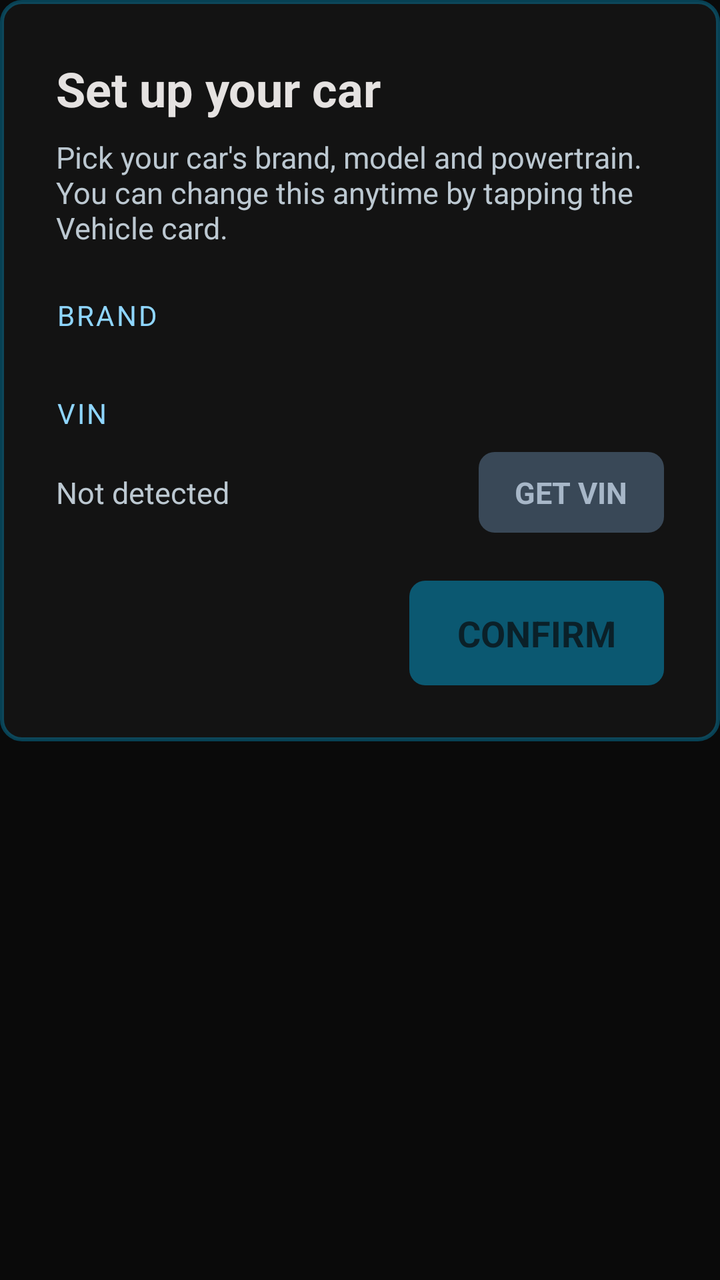
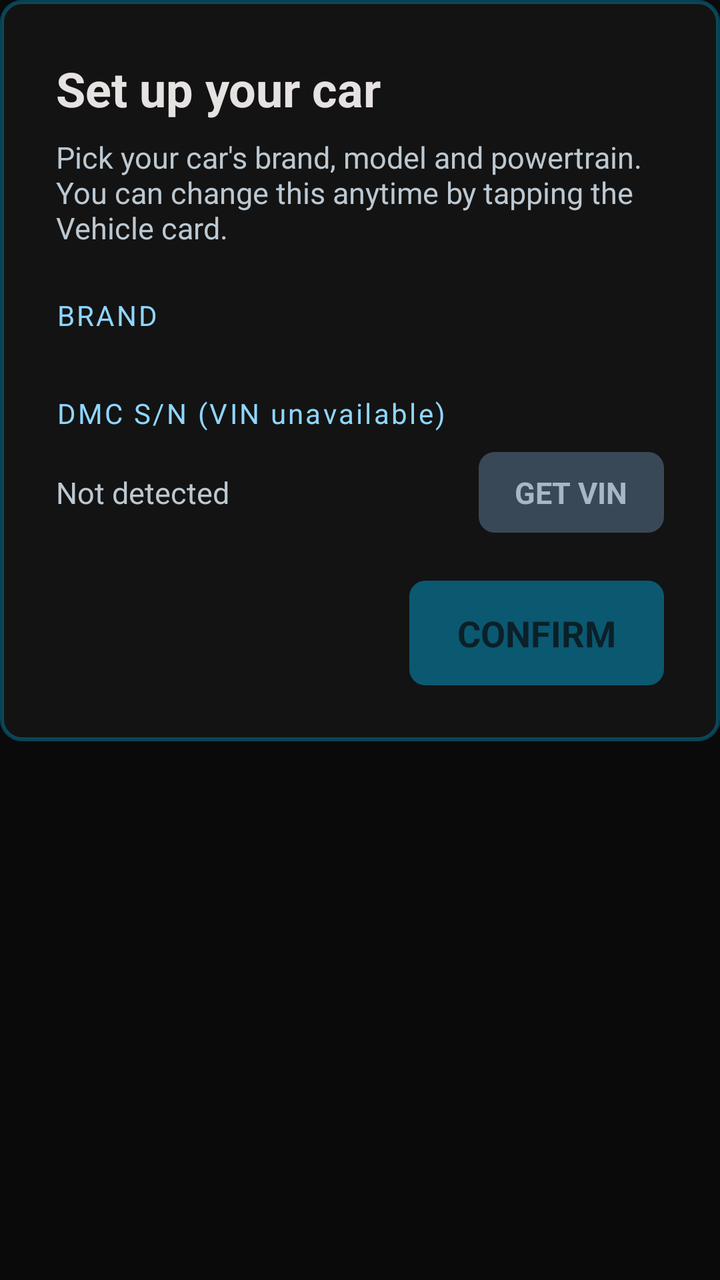

Before-and-after screenshots of an Android layout around one commit, followed by the original layout XML and the change that was made.
<!-- AndroidManifest.xml: application theme AppTheme -->
<!-- res/layout/dialog_vehicle_onboarding.xml -->
<?xml version="1.0" encoding="utf-8"?>
<ScrollView xmlns:android="http://schemas.android.com/apk/res/android"
    android:layout_width="match_parent"
    android:layout_height="wrap_content">
    <LinearLayout
        android:layout_width="match_parent"
        android:layout_height="wrap_content"
        android:orientation="vertical"
        android:background="@drawable/glass_card_glow_bg"
        android:padding="28dp">

        <TextView
            android:id="@+id/tv_vehicle_onboarding_title"
            android:layout_width="match_parent"
            android:layout_height="wrap_content"
            android:text="@string/dialog_vehicle_onboarding_title"
            android:textColor="@color/on_surface"
            android:textSize="24sp"
            android:textStyle="bold"
            android:layout_marginBottom="8dp"/>

        <TextView
            android:layout_width="match_parent"
            android:layout_height="wrap_content"
            android:text="@string/dialog_vehicle_onboarding_message"
            android:textColor="@color/on_surface_variant"
            android:textSize="15sp"
            android:layout_marginBottom="24dp"/>

        <TextView
            android:layout_width="match_parent"
            android:layout_height="wrap_content"
            android:text="@string/label_vehicle_brand"
            android:textColor="@color/primary"
            android:textSize="14sp"
            android:letterSpacing="0.08"
            android:layout_marginBottom="10dp"/>
        <LinearLayout
            android:id="@+id/vehicle_brand_container"
            android:layout_width="match_parent"
            android:layout_height="wrap_content"
            android:orientation="horizontal"
            android:layout_marginBottom="20dp"/>

        <TextView
            android:id="@+id/tv_vehicle_model_label"
            android:layout_width="match_parent"
            android:layout_height="wrap_content"
            android:text="@string/label_vehicle_model"
            android:textColor="@color/primary"
            android:textSize="14sp"
            android:letterSpacing="0.08"
            android:layout_marginBottom="10dp"
            android:visibility="gone"/>
        <LinearLayout
            android:id="@+id/vehicle_model_container"
            android:layout_width="match_parent"
            android:layout_height="wrap_content"
            android:orientation="horizontal"
            android:layout_marginBottom="20dp"
            android:visibility="gone"/>

        <TextView
            android:id="@+id/tv_vehicle_powertrain_label"
            android:layout_width="match_parent"
            android:layout_height="wrap_content"
            android:text="@string/label_vehicle_powertrain"
            android:textColor="@color/primary"
            android:textSize="14sp"
            android:letterSpacing="0.08"
            android:layout_marginBottom="10dp"
            android:visibility="gone"/>
        <LinearLayout
            android:id="@+id/vehicle_powertrain_container"
            android:layout_width="match_parent"
            android:layout_height="wrap_content"
            android:orientation="horizontal"
            android:layout_marginBottom="24dp"
            android:visibility="gone"/>

        
        <LinearLayout
            android:id="@+id/vehicle_vin_section"
            android:layout_width="match_parent"
            android:layout_height="wrap_content"
            android:orientation="vertical"
            android:layout_marginBottom="24dp">

            <TextView
                android:id="@+id/tv_vehicle_vin_onboarding_label"
                android:layout_width="match_parent"
                android:layout_height="wrap_content"
                android:text="@string/label_vehicle_vin"
                android:textColor="@color/primary"
                android:textSize="14sp"
                android:letterSpacing="0.08"
                android:layout_marginBottom="10dp"/>

            <LinearLayout
                android:layout_width="match_parent"
                android:layout_height="wrap_content"
                android:orientation="horizontal"
                android:gravity="center_vertical">

                <TextView
                    android:id="@+id/tv_vehicle_vin_onboarding"
                    android:layout_width="0dp"
                    android:layout_height="wrap_content"
                    android:layout_weight="1"
                    android:text="@string/label_vehicle_vin_unknown"
                    android:textColor="@color/on_surface_variant"
                    android:textSize="15sp"
                    android:layout_marginEnd="12dp"/>

                <TextView
                    android:id="@+id/btn_vehicle_vin_refresh"
                    android:layout_width="wrap_content"
                    android:layout_height="wrap_content"
                    android:text="@string/label_vehicle_vin_refresh"
                    android:background="@drawable/btn_secondary_bg"
                    android:textColor="@color/on_secondary_container"
                    android:textSize="15sp"
                    android:textStyle="bold"
                    android:paddingHorizontal="18dp"
                    android:paddingVertical="10dp"
                    android:clickable="true"
                    android:focusable="true"/>
            </LinearLayout>
        </LinearLayout>

        <LinearLayout
            android:layout_width="match_parent"
            android:layout_height="wrap_content"
            android:orientation="horizontal"
            android:gravity="end">
            <TextView
                android:id="@+id/btn_vehicle_onboarding_close"
                android:layout_width="wrap_content"
                android:layout_height="wrap_content"
                android:text="@string/dialog_btn_close"
                android:background="@drawable/btn_secondary_bg"
                android:textColor="@color/on_secondary_container"
                android:textSize="18sp"
                android:textStyle="bold"
                android:paddingHorizontal="24dp"
                android:paddingVertical="14dp"
                android:layout_marginEnd="12dp"
                android:clickable="true"
                android:focusable="true"
                android:visibility="gone"/>
            <TextView
                android:id="@+id/btn_vehicle_onboarding_confirm"
                android:layout_width="wrap_content"
                android:layout_height="wrap_content"
                android:text="@string/dialog_btn_confirm"
                android:background="@drawable/btn_primary_bg"
                android:textColor="@color/on_primary"
                android:textSize="18sp"
                android:textStyle="bold"
                android:paddingHorizontal="24dp"
                android:paddingVertical="14dp"
                android:alpha="0.4"
                android:clickable="true"
                android:focusable="true"/>
        </LinearLayout>
    </LinearLayout>
</ScrollView>
<!-- resources referenced by this layout -->
<resources>
  <color name="on_primary">#003549</color>
  <color name="on_secondary_container">#A7B7C8</color>
  <color name="on_surface">#E5E2E1</color>
  <color name="on_surface_variant">#BCC8D1</color>
  <color name="primary">#8FD6FF</color>
  <!-- drawable btn_primary_bg (drawable) -->
  <?xml version="1.0" encoding="utf-8"?>
  <shape xmlns:android="http://schemas.android.com/apk/res/android">
      <corners android:radius="8dp"/>
      <solid android:color="@color/primary_container"/>
  </shape>
  <!-- drawable btn_secondary_bg (drawable) -->
  <?xml version="1.0" encoding="utf-8"?>
  <shape xmlns:android="http://schemas.android.com/apk/res/android">
      <corners android:radius="8dp"/>
      <solid android:color="@color/secondary_container"/>
  </shape>
  <!-- drawable glass_card_glow_bg (drawable) -->
  <?xml version="1.0" encoding="utf-8"?>
  <shape xmlns:android="http://schemas.android.com/apk/res/android">
      <corners android:radius="10dp"/>
      <solid android:color="@color/glass_card_fill"/>
      <stroke android:width="2dp" android:color="@color/glass_border_primary"/>
  </shape>
  <string name="dialog_btn_close">CLOSE</string>
  <string name="dialog_btn_confirm">CONFIRM</string>
  <string name="dialog_vehicle_onboarding_message">Pick your car\'s brand, model and powertrain. You can change this anytime by tapping the Vehicle card.</string>
  <string name="dialog_vehicle_onboarding_title">Set up your car</string>
  <string name="label_vehicle_brand">BRAND</string>
  <string name="label_vehicle_model">MODEL</string>
  <string name="label_vehicle_powertrain">POWERTRAIN</string>
  <string name="label_vehicle_vin">VIN</string>
  <string name="label_vehicle_vin_refresh">GET VIN</string>
  <string name="label_vehicle_vin_unknown">Not detected</string>
  <style name="AppTheme" parent="Theme.AppCompat.NoActionBar">
          <item name="android:windowBackground">@color/root_background</item>
          <item name="android:statusBarColor">@color/root_background</item>
          <item name="colorAccent">@color/primary_container</item>
          <item name="colorControlActivated">@color/primary_container</item>
      </style>
  <color name="primary_container">#00BFFF</color>
  <color name="secondary_container">#394857</color>
  <color name="glass_card_fill">#99191919</color>
  <color name="glass_border_primary">#4D00BFFF</color>
  <color name="root_background">#0A0A0A</color>
</resources>

<!-- the commit's change to res/layout/dialog_vehicle_onboarding.xml (unified diff, before → after) -->
@@ -90,7 +90,7 @@
                 android:id="@+id/tv_vehicle_vin_onboarding_label"
                 android:layout_width="match_parent"
                 android:layout_height="wrap_content"
-                android:text="@string/label_vehicle_vin"
+                android:text="@string/label_vin_fallback_dmc"
                 android:textColor="@color/primary"
                 android:textSize="14sp"
                 android:letterSpacing="0.08"
<!-- resource entries referenced after the edit -->
@@ -31,9 +31,9 @@
   <string name="label_vehicle_brand">BRAND</string>
   <string name="label_vehicle_model">MODEL</string>
   <string name="label_vehicle_powertrain">POWERTRAIN</string>
-  <string name="label_vehicle_vin">VIN</string>
   <string name="label_vehicle_vin_refresh">GET VIN</string>
   <string name="label_vehicle_vin_unknown">Not detected</string>
+  <string name="label_vin_fallback_dmc">DMC S/N (VIN unavailable)</string>
   <style name="AppTheme" parent="Theme.AppCompat.NoActionBar">
           <item name="android:windowBackground">@color/root_background</item>
           <item name="android:statusBarColor">@color/root_background</item>
